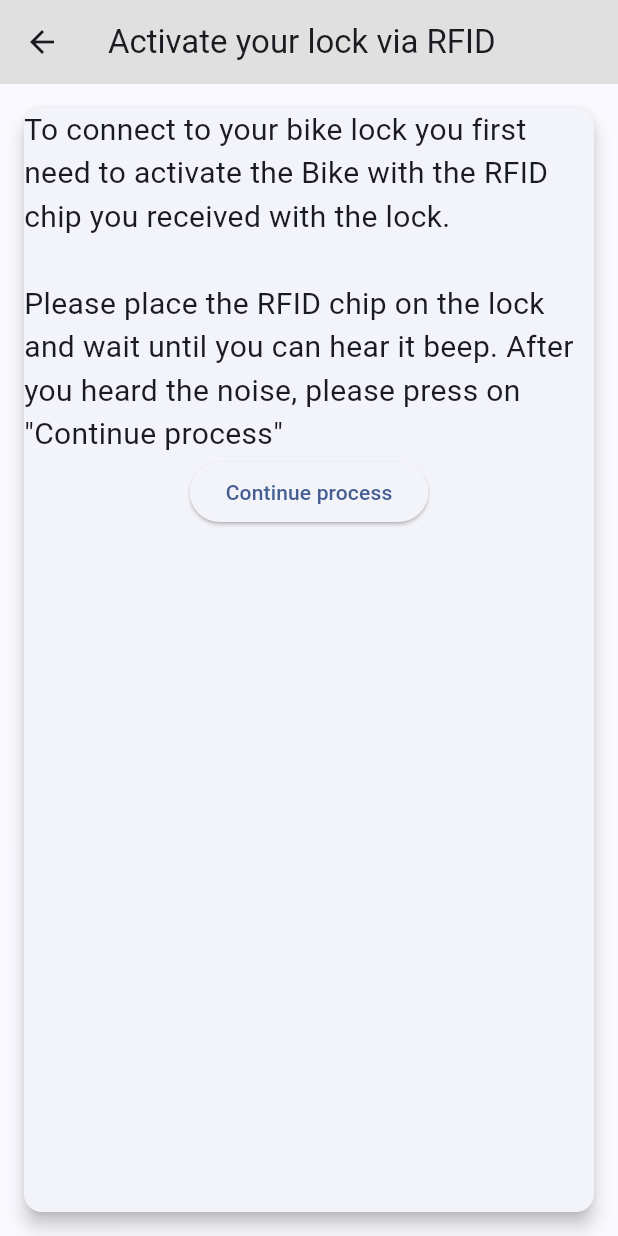
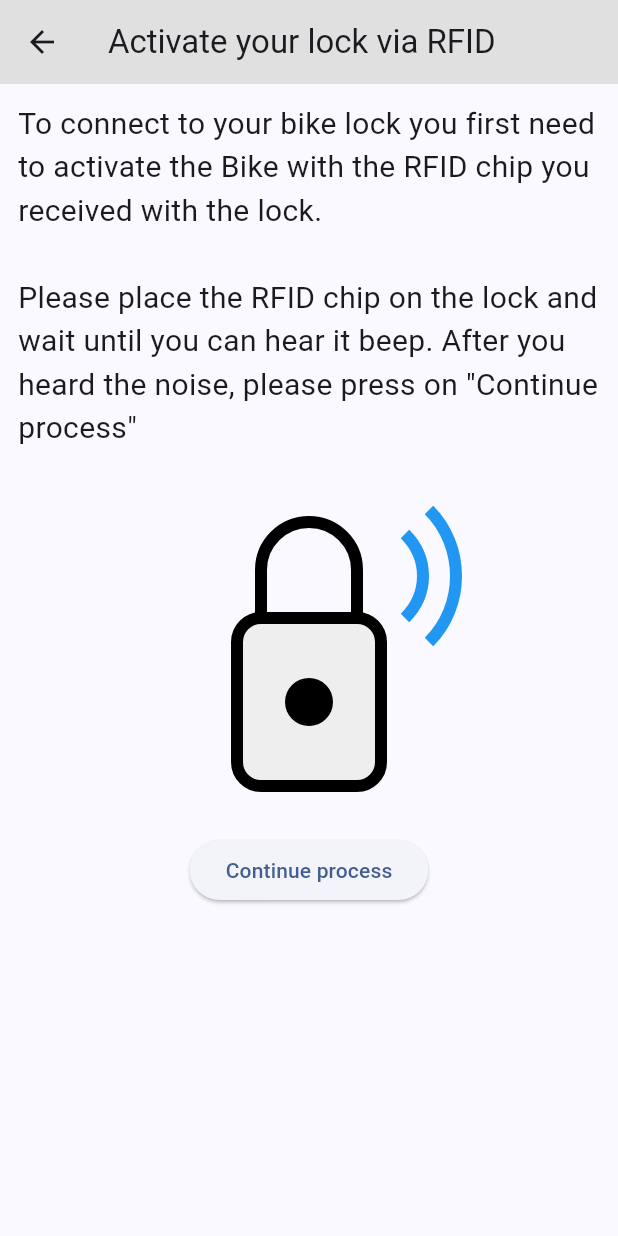
Before and after one commit to korbi-hub/Hackaburg25, a Flutter app: the RegisterBikeFlow screen opened directly, on a phone screen of 412 x 824 dp. Run offline on Flutter 3.47's test engine with Material 3 defaults, Android fonts, the phone set to English and light mode, and no system bars; our stand-ins replace flutter_bloc, flutter_blue_plus, flutter_svg, shared_preferences, syncfusion_flutter_charts; accounts and stored records are empty.

Commit message:
logo is back

```diff
--- a/mobile_app/lib/screens/home/components/bike_info_card.dart
+++ b/mobile_app/lib/screens/home/components/bike_info_card.dart
@@ -12,7 +12,8 @@ class BikeInfoCard extends StatelessWidget {
   @override
   Widget build(BuildContext context) {
     return Card(
-      elevation: 5,
+      color: Colors.grey.shade300,
+      elevation: 0.5,
       child: Padding(
         padding: const EdgeInsets.all(8.0),
         child: Column(
--- a/mobile_app/lib/screens/register_bike/steps/step_1_nfc_activation.dart
+++ b/mobile_app/lib/screens/register_bike/steps/step_1_nfc_activation.dart
@@ -1,5 +1,6 @@
 import 'package:flutter/material.dart';
 import 'package:flutter_bloc/flutter_bloc.dart';
+import 'package:flutter_svg/svg.dart';
 import 'package:mobile_app/extensions/extensions.dart';
 import 'package:mobile_app/screens/register_bike/cubit/bike_registration_cubit.dart';
 
@@ -8,15 +9,18 @@ class Step1RfidActivation extends StatelessWidget {
 
   @override
   Widget build(BuildContext context) {
-    return Card(
-      elevation: 5,
-      child: Column(
+    return Column(
       children: [
       //Text(context.translate.activateNcf),
       //Spacer(),
       Text(
       context.translate.activateNfcMessage,
       style: TextStyle(fontSize: 20),
+    ),
+        SvgPicture.asset(
+          'assets/Untitled.svg',
+          width: 256,
+          height: 256,
         ),
         //Spacer(),
         ElevatedButton(
@@ -25,7 +29,6 @@ class Step1RfidActivation extends StatelessWidget {
         child: Text(context.translate.continueProcess),
         ),
         ],
-    ),
         );
 
     }
--- a/mobile_app/lib/screens/register_bike/steps/step_2a_connection_success.dart
+++ b/mobile_app/lib/screens/register_bike/steps/step_2a_connection_success.dart
@@ -20,10 +20,14 @@ class Step2aConnectionSuccess extends StatelessWidget {
       mainAxisAlignment: MainAxisAlignment.center,
       children: [
         Row(
+            mainAxisAlignment: MainAxisAlignment.center,
           children: [
+            Icon(Icons.pedal_bike),
+            SizedBox(width: 20,),
             Text(context.translate.bikeNameLabel,
             style: TextStyle(fontSize: 18),),
-            Icon(Icons.pedal_bike),
+            SizedBox(width: 20),
+
           ],
         ),
 
```
Lines whose indentation alone changed are shown as unchanged.
